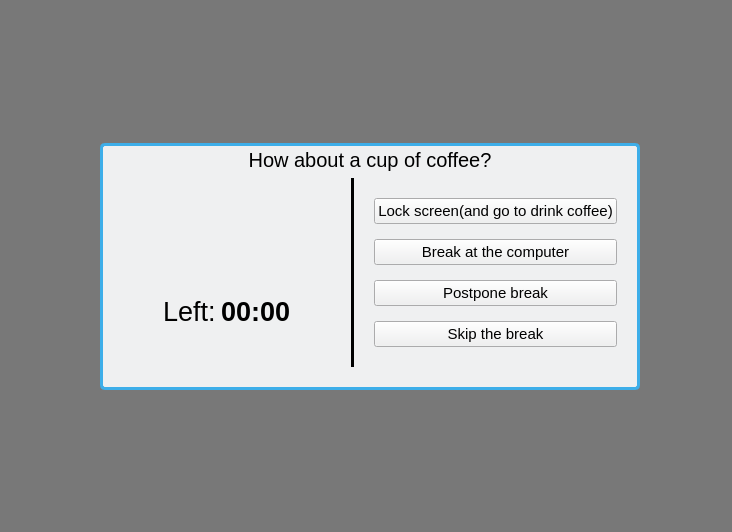
Above: src/ui/forms/break_screen.ui from Aksem/KoffeeBreak before the change. Below: the same form after it.
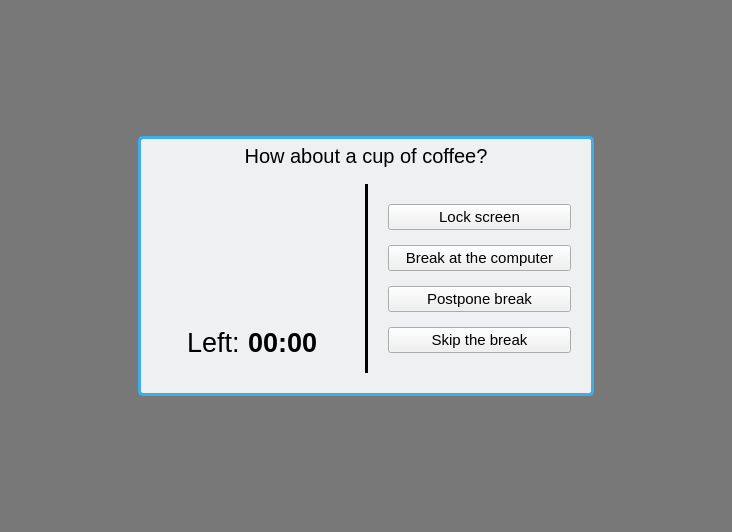
That is the form after the change. Icons and pictures are not drawn.

Commit message: Added new features like pause and notifications, bugfixes and added new icons.

The edit to the form file:
```diff
--- a/src/ui/forms/break_screen.ui
+++ b/src/ui/forms/break_screen.ui
@@ -34,7 +34,7 @@
      <property name="styleSheet">
       <string notr="true">background-color: rgba(0, 0, 0, 127);</string>
      </property>
-     <layout class="QHBoxLayout" name="horizontalLayout_2">
+     <layout class="QHBoxLayout" name="horizontalLayout_2" stretch="1,0,1">
       <property name="spacing">
        <number>0</number>
       </property>
@@ -104,7 +104,7 @@
             <number>20</number>
            </property>
            <property name="topMargin">
-            <number>2</number>
+            <number>5</number>
            </property>
            <property name="rightMargin">
             <number>20</number>
@@ -141,8 +141,14 @@
              <property name="sizeConstraint">
               <enum>QLayout::SetDefaultConstraint</enum>
              </property>
+             <property name="topMargin">
+              <number>10</number>
+             </property>
              <item>
-              <layout class="QVBoxLayout" name="verticalLayout_2" stretch="0,0,0">
+              <layout class="QVBoxLayout" name="verticalLayout_2" stretch="1,0">
+               <property name="spacing">
+                <number>0</number>
+               </property>
                <property name="rightMargin">
                 <number>0</number>
                </property>
@@ -150,31 +156,52 @@
                 <number>0</number>
                </property>
                <item>
-                <widget class="QWidget" name="icon_widget" native="true">
-                 <property name="sizePolicy">
-                  <sizepolicy hsizetype="MinimumExpanding" vsizetype="MinimumExpanding">
-                   <horstretch>0</horstretch>
-                   <verstretch>0</verstretch>
-                  </sizepolicy>
+                <widget class="QLabel" name="icon_label">
+                 <property name="layoutDirection">
+                  <enum>Qt::LeftToRight</enum>
                  </property>
                  <property name="autoFillBackground">
                   <bool>false</bool>
                  </property>
                  <property name="styleSheet">
-                  <string>background-color: #EFF0F1;</string>
+                  <string notr="true">background-color: rgb(239, 240, 241);</string>
+                 </property>
+                 <property name="frameShape">
+                  <enum>QFrame::NoFrame</enum>
+                 </property>
+                 <property name="frameShadow">
+                  <enum>QFrame::Plain</enum>
+                 </property>
+                 <property name="lineWidth">
+                  <number>1</number>
+                 </property>
+                 <property name="text">
+                  <string/>
+                 </property>
+                 <property name="scaledContents">
+                  <bool>false</bool>
+                 </property>
+                 <property name="alignment">
+                  <set>Qt::AlignCenter</set>
+                 </property>
+                 <property name="wordWrap">
+                  <bool>false</bool>
+                 </property>
+                 <property name="indent">
+                  <number>0</number>
                  </property>
                 </widget>
                </item>
                <item>
                 <layout class="QHBoxLayout" name="horizontalLayout_3">
                  <property name="spacing">
-                  <number>5</number>
+                  <number>0</number>
                  </property>
                  <property name="topMargin">
                   <number>0</number>
                  </property>
                  <property name="bottomMargin">
-                  <number>0</number>
+                  <number>15</number>
                  </property>
                  <item>
                   <spacer name="horizontalSpacer_3">
@@ -203,7 +230,7 @@
                     <string>background-color: #EFF0F1;</string>
                    </property>
                    <property name="text">
-                    <string>Left:</string>
+                    <string>Left: </string>
                    </property>
                   </widget>
                  </item>
@@ -245,22 +272,6 @@
                  </item>
                 </layout>
                </item>
-               <item>
-                <spacer name="verticalSpacer_3">
-                 <property name="orientation">
-                  <enum>Qt::Vertical</enum>
-                 </property>
-                 <property name="sizeType">
-                  <enum>QSizePolicy::Minimum</enum>
-                 </property>
-                 <property name="sizeHint" stdset="0">
-                  <size>
-                   <width>20</width>
-                   <height>40</height>
-                  </size>
-                 </property>
-                </spacer>
-               </item>
               </layout>
              </item>
              <item>
@@ -321,7 +332,7 @@
                   <string notr="true">background-color: #EFF0F1;</string>
                  </property>
                  <property name="text">
-                  <string>Lock screen(and go to drink coffee)</string>
+                  <string>Lock screen</string>
                  </property>
                  <property name="iconSize">
                   <size>
```
Left out of the diff: 6 changed lines with no effect on the pictures. The commit also changes 28 other files.
